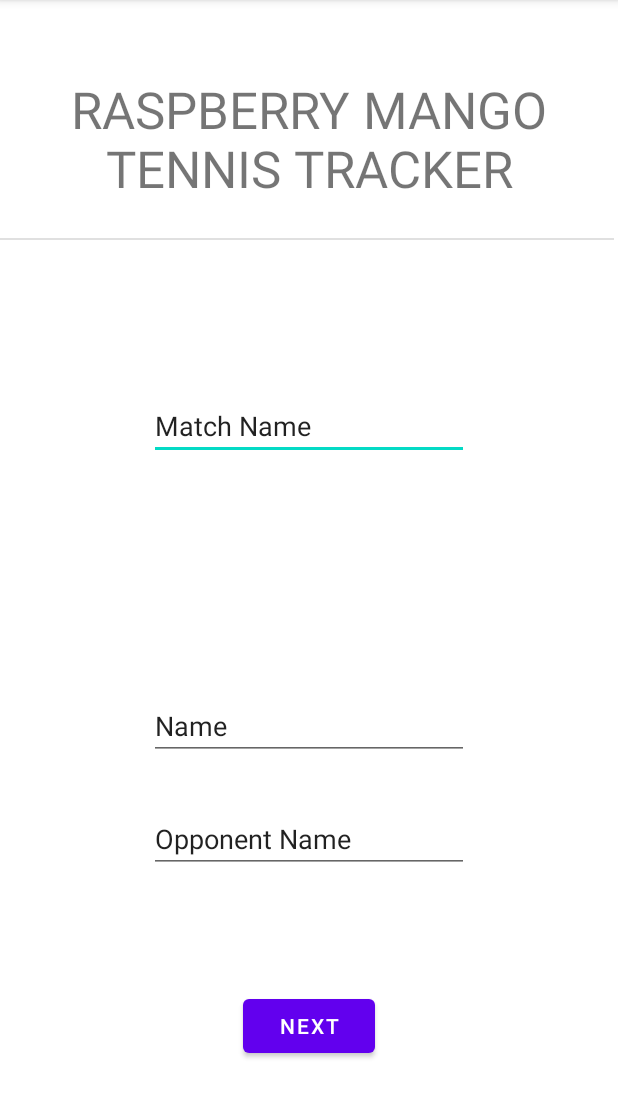
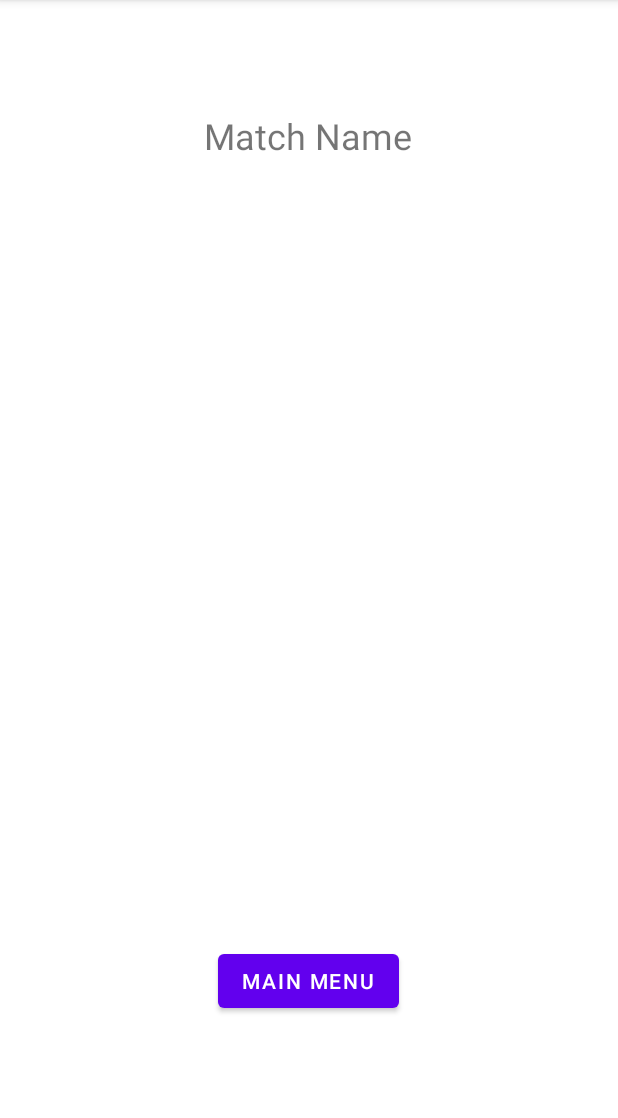
Before and after one commit to YashiDev556/Tennis-Point-Tracker, an Android app: the screen it shows after launch (MainActivity), after a tap on "NEXT", on a phone screen of 412 x 824 dp, the part 84-1202 px from its top. Run offline under Robolectric (Android 15) with nearby library versions, the phone set to English and light mode, and no system bars.

Commit message:
modified:   app/src/main/AndroidManifest.xml 	modified:   app/src/main/java/com/example/tennispointtracker/MainActivity.kt 	modified:   app/src/main/java/com/example/tennispointtracker/MainMenu.kt 	modified:   app/src/main/res/layout/activity_main.xml 	modified:   app/src/main/res/layout/mainmenu.xml 	modified:   build.gradle

```diff
--- a/app/src/main/AndroidManifest.xml
+++ b/app/src/main/AndroidManifest.xml
@@ -11,6 +11,9 @@
         android:theme="@style/Theme.TennisPointTracker">
         <activity
             android:name=".MainActivity"
+            android:exported="false" />
+        <activity
+            android:name=".MainMenu"
             android:exported="true">
             <intent-filter>
                 <action android:name="android.intent.action.MAIN" />
--- a/app/src/main/java/com/example/tennispointtracker/MainActivity.kt
+++ b/app/src/main/java/com/example/tennispointtracker/MainActivity.kt
@@ -1,11 +1,37 @@
 package com.example.tennispointtracker
 
+import android.content.Intent
 import androidx.appcompat.app.AppCompatActivity
 import android.os.Bundle
+import android.widget.Button
+import android.widget.TextView
+import org.w3c.dom.Text
 
-class MainActivity2 : AppCompatActivity() {
+import com.example.tennispointtracker.MainMenu
+
+class MainActivity : AppCompatActivity() {
     override fun onCreate(savedInstanceState: Bundle?) {
         super.onCreate(savedInstanceState)
         setContentView(R.layout.activity_main)
+
+
+        val matchTitle = findViewById<TextView>(R.id.matchTitle)
+
+        if (intent != null) {
+            if (intent.extras != null) {
+                matchTitle.text = intent.extras!!.getString("MatchText")
+            }
+        }
+
+
+        val mainMenuButton = findViewById<Button>(R.id.mainMenuButton)
+
+        val mainMenuIntent = Intent(this, MainMenu::class.java)
+
+        mainMenuButton.setOnClickListener {
+            //goes back to main menu
+            startActivity(mainMenuIntent)
+        }
+
     }
 }
--- a/app/src/main/java/com/example/tennispointtracker/MainMenu.kt
+++ b/app/src/main/java/com/example/tennispointtracker/MainMenu.kt
@@ -1,14 +1,13 @@
 package com.example.tennispointtracker
 
+import android.content.Intent
 import androidx.appcompat.app.AppCompatActivity
 import android.os.Bundle
-import android.view.View
 import android.widget.Button
 import android.widget.EditText
 import android.widget.TextView
-import android.widget.Toast
 
-class MainActivity : AppCompatActivity() {
+class MainMenu : AppCompatActivity() {
     override fun onCreate(savedInstanceState: Bundle?) {
         super.onCreate(savedInstanceState)
         setContentView(R.layout.mainmenu) //sets the view to the main menu
@@ -20,7 +19,8 @@ class MainActivity : AppCompatActivity() {
 
 
         val matchNameField = findViewById<EditText>(R.id.matchNameField)
-        val matchText = matchNameField.text.toString()
+
+
 
 
 
@@ -29,9 +29,13 @@ class MainActivity : AppCompatActivity() {
         val yourNameField = findViewById<EditText>(R.id.yourNameField)
         val opponentNameField = findViewById<EditText>(R.id.opponentNameField)
 
+        val mainActivityIntent = Intent(this, MainActivity::class.java)
+
 
         nextButton.setOnClickListener {
-
+            val matchText = matchNameField.text.toString()
+            mainActivityIntent.putExtra("MatchText", matchText)
+            startActivity(mainActivityIntent)
         }
 
 
--- a/app/src/main/res/layout/activity_main.xml
+++ b/app/src/main/res/layout/activity_main.xml
@@ -1,6 +1,32 @@
 <?xml version="1.0" encoding="utf-8"?>
 <androidx.constraintlayout.widget.ConstraintLayout xmlns:android="http://schemas.android.com/apk/res/android"
+    xmlns:app="http://schemas.android.com/apk/res-auto"
+    xmlns:tools="http://schemas.android.com/tools"
     android:layout_width="match_parent"
     android:layout_height="match_parent">
 
+    <TextView
+        android:id="@+id/matchTitle"
+        android:layout_width="wrap_content"
+        android:layout_height="wrap_content"
+        android:text="hello"
+        android:textSize="24sp"
+        app:layout_constraintBottom_toBottomOf="parent"
+        app:layout_constraintEnd_toEndOf="parent"
+        app:layout_constraintHorizontal_bias="0.498"
+        app:layout_constraintStart_toStartOf="parent"
+        app:layout_constraintTop_toTopOf="parent"
+        app:layout_constraintVertical_bias="0.101" />
+
+    <Button
+        android:id="@+id/mainMenuButton"
+        android:layout_width="wrap_content"
+        android:layout_height="wrap_content"
+        android:text="Main Menu"
+        app:layout_constraintBottom_toBottomOf="parent"
+        app:layout_constraintEnd_toEndOf="parent"
+        app:layout_constraintHorizontal_bias="0.498"
+        app:layout_constraintStart_toStartOf="parent"
+        app:layout_constraintTop_toTopOf="parent"
+        app:layout_constraintVertical_bias="0.875" />
 </androidx.constraintlayout.widget.ConstraintLayout>
--- a/app/src/main/res/layout/mainmenu.xml
+++ b/app/src/main/res/layout/mainmenu.xml
@@ -4,7 +4,7 @@
     xmlns:tools="http://schemas.android.com/tools"
     android:layout_width="match_parent"
     android:layout_height="match_parent"
-    tools:context=".MainActivity">
+    tools:context=".MainMenu">
 
     <TextView
         android:id="@+id/titleText"
@@ -62,6 +62,7 @@
 
     <Button
         android:id="@+id/nextButton"
+
         android:layout_width="wrap_content"
         android:layout_height="wrap_content"
         android:layout_marginTop="600dp"
@@ -79,6 +80,7 @@
         android:background="?android:attr/listDivider"
         app:layout_constraintBottom_toBottomOf="parent"
         app:layout_constraintTop_toTopOf="parent"
-        tools:layout_editor_absoluteX="1dp" />
+        app:layout_constraintVertical_bias="0.682"
+        tools:layout_editor_absoluteX="2dp" />
 
 </androidx.constraintlayout.widget.ConstraintLayout>
--- a/build.gradle
+++ b/build.gradle
@@ -6,7 +6,7 @@ buildscript {
     }
     dependencies {
         classpath "com.android.tools.build:gradle:7.0.3"
-        classpath "org.jetbrains.kotlin:kotlin-gradle-plugin:1.6.0"
+        classpath 'org.jetbrains.kotlin:kotlin-gradle-plugin:1.6.10'
 
         // NOTE: Do not place your application dependencies here; they belong
         // in the individual module build.gradle files
```
